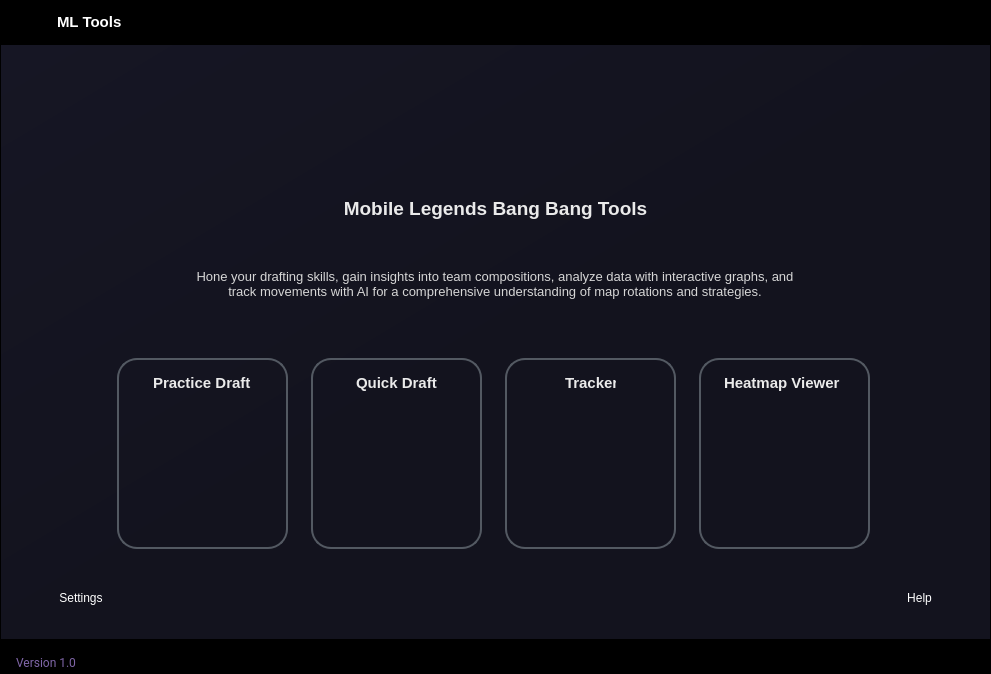
The window that ui/pages/main_page.ui (elian-olbz/mlbb-drafting-and-simulation-tools) describes before a commit, drawn with Qt 5.
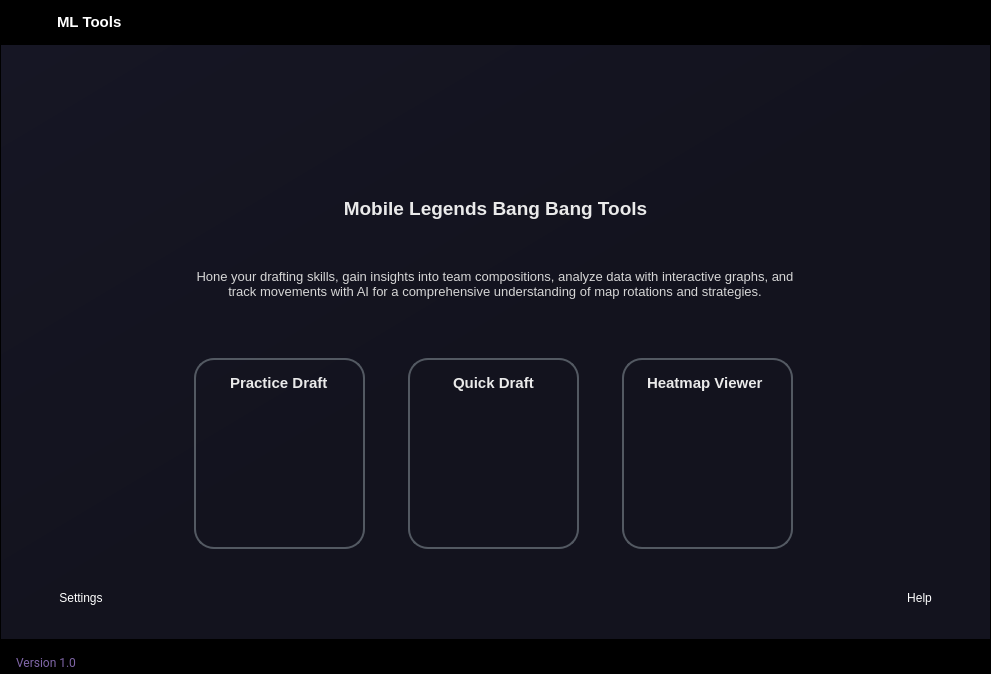
The same window after the commit. Icons and pictures are not drawn.

Commit message: Removed heatmap/tracker

The edit to the form file:
```diff
--- a/ui/pages/main_page.ui
+++ b/ui/pages/main_page.ui
@@ -718,7 +718,7 @@
                               </property>
                               <layout class="QHBoxLayout" name="horizontalLayout">
                                <property name="spacing">
-                                <number>20</number>
+                                <number>40</number>
                                </property>
                                <property name="leftMargin">
                                 <number>0</number>
@@ -888,87 +888,6 @@
                                  </widget>
                                 </widget>
                                </item>
-                               <item>
-                                <widget class="QFrame" name="frame_5">
-                                 <property name="minimumSize">
-                                  <size>
-                                   <width>174</width>
-                                   <height>194</height>
-                                  </size>
-                                 </property>
-                                 <property name="styleSheet">
-                                  <string notr="true"/>
-                                 </property>
-                                 <property name="frameShape">
-                                  <enum>QFrame::StyledPanel</enum>
-                                 </property>
-                                 <property name="frameShadow">
-                                  <enum>QFrame::Raised</enum>
-                                 </property>
-                                 <widget class="QPushButton" name="tracker_btn">
-                                  <property name="geometry">
-                                   <rect>
-                                    <x>0</x>
-                                    <y>0</y>
-                                    <width>171</width>
-                                    <height>191</height>
-                                   </rect>
-                                  </property>
-                                  <property name="sizePolicy">
-                                   <sizepolicy hsizetype="Expanding" vsizetype="Expanding">
-                                    <horstretch>0</horstretch>
-                                    <verstretch>0</verstretch>
-                                   </sizepolicy>
-                                  </property>
-                                  <property name="font">
-                                   <font>
-                                    <pointsize>12</pointsize>
-                                    <bold>true</bold>
-                                   </font>
-                                  </property>
-                                  <property name="styleSheet">
-                                   <string notr="true">QPushButton{
-	image: url(:/icons/icons/tracker.png);
-border-radius:20px;
-border: 2px solid; 
-border-color:rgb(83, 89, 98);
-padding: 70px 45px 45px 45px;
-}
-
-QPushButton:hover {
-    background-color: #23272e;
-}
-
-QPushButton:pressed {	
-    background-color: rgb(62, 69, 82);
-    color: rgb(255, 255, 255);
-}</string>
-                                  </property>
-                                  <property name="text">
-                                   <string/>
-                                  </property>
-                                  <property name="iconSize">
-                                   <size>
-                                    <width>50</width>
-                                    <height>50</height>
-                                   </size>
-                                  </property>
-                                 </widget>
-                                 <widget class="QLabel" name="label_10">
-                                  <property name="geometry">
-                                   <rect>
-                                    <x>60</x>
-                                    <y>15</y>
-                                    <width>51</width>
-                                    <height>21</height>
-                                   </rect>
-                                  </property>
-                                  <property name="text">
-                                   <string>&lt;html&gt;&lt;head/&gt;&lt;body&gt;&lt;p&gt;&lt;span style=&quot; font-size:11pt; font-weight:700; color:#eaeaea;&quot;&gt;Tracker&lt;/span&gt;&lt;/p&gt;&lt;/body&gt;&lt;/html&gt;</string>
-                                  </property>
-                                 </widget>
-                                </widget>
-                               </item>
                                <item>
                                 <widget class="QFrame" name="frame_4">
                                  <property name="minimumSize">
```
The commit also changes 6 other files.
